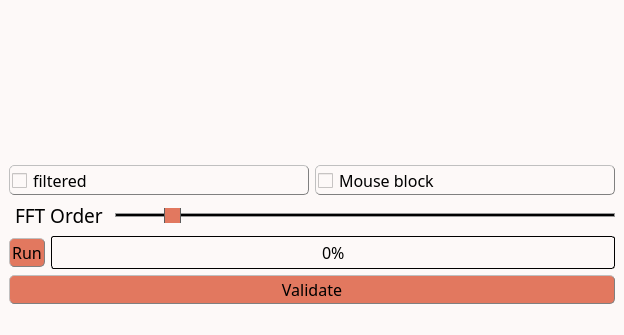
First picture: the form in inichord/Remove_FFT.ui, repository Cyril-Langlois/iniCHORD, before the edit.
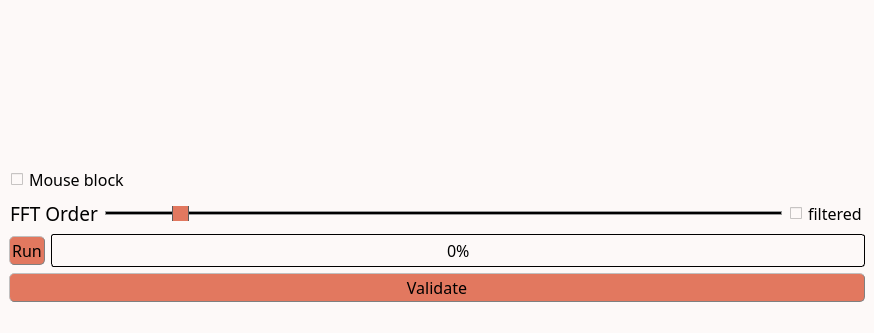
Second picture: the form after the edit. Icons and pictures are not drawn. Custom widgets are drawn as their Qt base class.

```diff
--- a/inichord/Remove_FFT.ui
+++ b/inichord/Remove_FFT.ui
@@ -6,8 +6,8 @@
    <rect>
     <x>0</x>
     <y>0</y>
-    <width>623</width>
-    <height>335</height>
+    <width>873</width>
+    <height>333</height>
    </rect>
   </property>
   <property name="windowTitle">
@@ -30,13 +30,13 @@
 QLabel, QPushButton, QPushButton:hover, QCheckBox, QComboBox, Line, QTextEdit, QSpinBox {color: rgb(0, 0, 0)}
 
 /* style des bordures 1 */
-QLabel, QPushButton, QPushButton:hover, QCheckBox, QComboBox, QSpinBox  {
+QLabel, QPushButton, QPushButton:hover, QComboBox, QSpinBox  {
 	border-style : outset;
 	min-width : 5em;
 }
 
 /* style des bordures 2 */
-QPushButton, QPushButton:hover, QCheckBox, QComboBox, QSpinBox  {
+QPushButton, QPushButton:hover, QComboBox, QSpinBox  {
 	border-radius: 5px;
 	border-width: 1px;
 	border-color: gray;
@@ -56,8 +56,8 @@
 
 /* Gestion taille des QCheckBoxes */
 QCheckBox::indicator:unchecked, QCheckBox::indicator:unchecked:hover, QCheckBox::indicator:checked, QCheckBox::indicator:checked:hover  {
-	width :15px;
-	height : 15px;
+	width :12px;
+	height : 12px;
 }
 
 QLabel {
@@ -175,6 +175,12 @@
             <verstretch>0</verstretch>
            </sizepolicy>
           </property>
+          <property name="minimumSize">
+           <size>
+            <width>250</width>
+            <height>0</height>
+           </size>
+          </property>
          </widget>
         </item>
         <item>
@@ -199,25 +205,6 @@
        <layout class="QVBoxLayout" name="verticalLayout">
         <item>
          <layout class="QHBoxLayout" name="horizontalLayout_3">
-          <item>
-           <widget class="QCheckBox" name="filtered">
-            <property name="font">
-             <font>
-              <family>Noto Sans Cond</family>
-              <pointsize>12</pointsize>
-              <weight>50</weight>
-              <italic>false</italic>
-              <bold>false</bold>
-             </font>
-            </property>
-            <property name="styleSheet">
-             <string notr="true"/>
-            </property>
-            <property name="text">
-             <string>filtered</string>
-            </property>
-           </widget>
-          </item>
           <item>
            <widget class="QCheckBox" name="mouseLock">
             <property name="font">
@@ -261,6 +248,9 @@
             <property name="text">
              <string>FFT Order</string>
             </property>
+            <property name="alignment">
+             <set>Qt::AlignCenter</set>
+            </property>
            </widget>
           </item>
           <item>
@@ -279,6 +269,25 @@
             </property>
            </widget>
           </item>
+          <item>
+           <widget class="QCheckBox" name="filtered">
+            <property name="font">
+             <font>
+              <family>Noto Sans Cond</family>
+              <pointsize>12</pointsize>
+              <weight>50</weight>
+              <italic>false</italic>
+              <bold>false</bold>
+             </font>
+            </property>
+            <property name="styleSheet">
+             <string notr="true"/>
+            </property>
+            <property name="text">
+             <string>filtered</string>
+            </property>
+           </widget>
+          </item>
          </layout>
         </item>
         <item>
@@ -370,7 +379,7 @@
     <rect>
      <x>0</x>
      <y>0</y>
-     <width>623</width>
+     <width>873</width>
      <height>20</height>
     </rect>
    </property>
```
